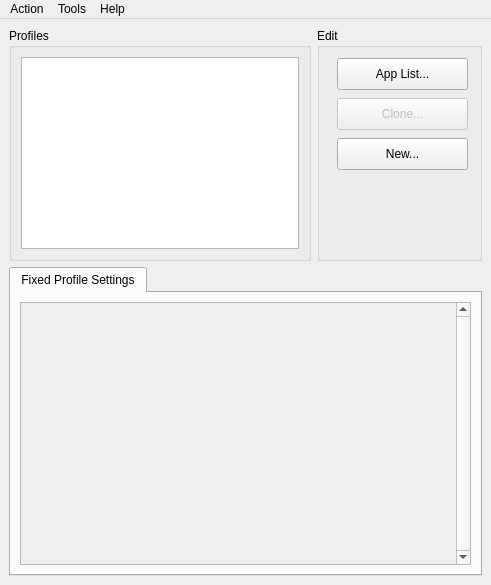
Before: the Qt Designer form vkconfig/mainwindow.ui in LunarG/VulkanTools, drawn with Qt 5.
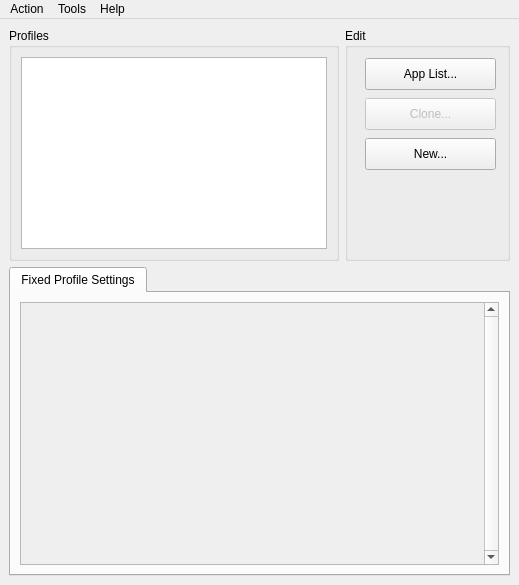
After: the same form once the commit is applied. Icons and pictures are not drawn.

Patch:
```diff
--- a/vkconfig/mainwindow.ui
+++ b/vkconfig/mainwindow.ui
@@ -6,7 +6,7 @@
    <rect>
     <x>0</x>
     <y>0</y>
-    <width>491</width>
+    <width>519</width>
     <height>585</height>
    </rect>
   </property>
@@ -170,7 +170,7 @@
             <rect>
              <x>0</x>
              <y>0</y>
-             <width>430</width>
+             <width>458</width>
              <height>269</height>
             </rect>
            </property>
@@ -188,7 +188,7 @@
     <rect>
      <x>0</x>
      <y>0</y>
-     <width>491</width>
+     <width>519</width>
      <height>21</height>
     </rect>
    </property>
```
